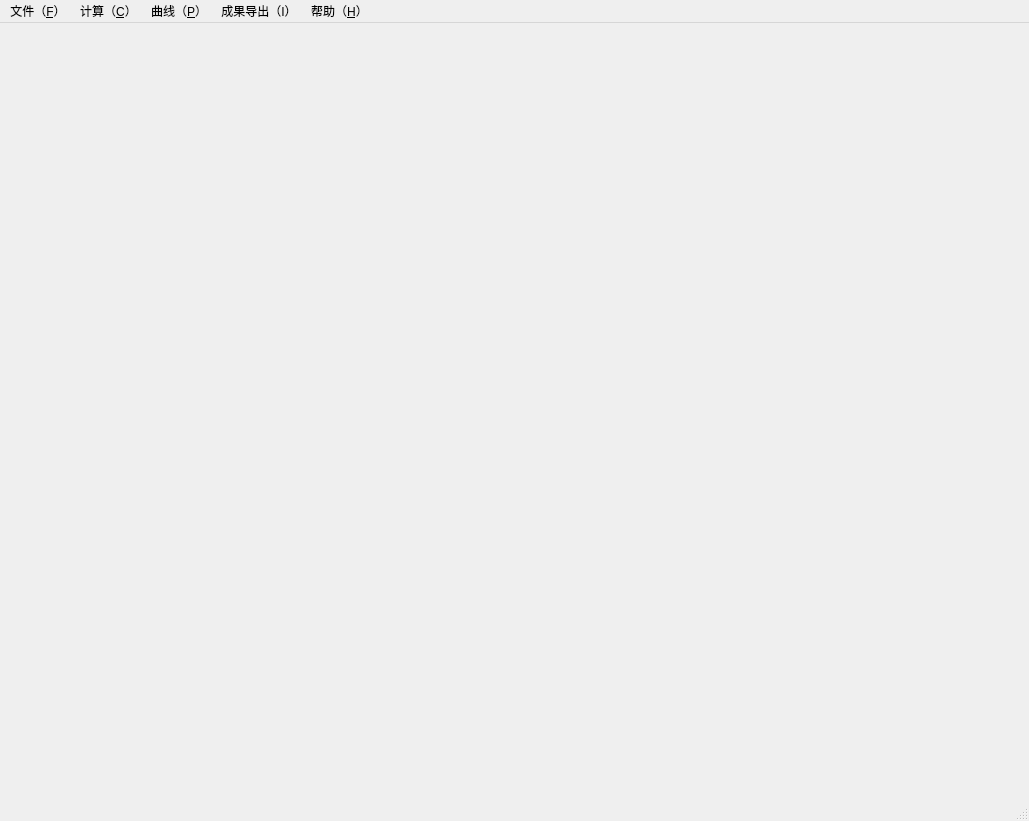
This is UI/main.ui in miketian2020/fracturing as Qt 5 draws it before an edit. The edited form follows.
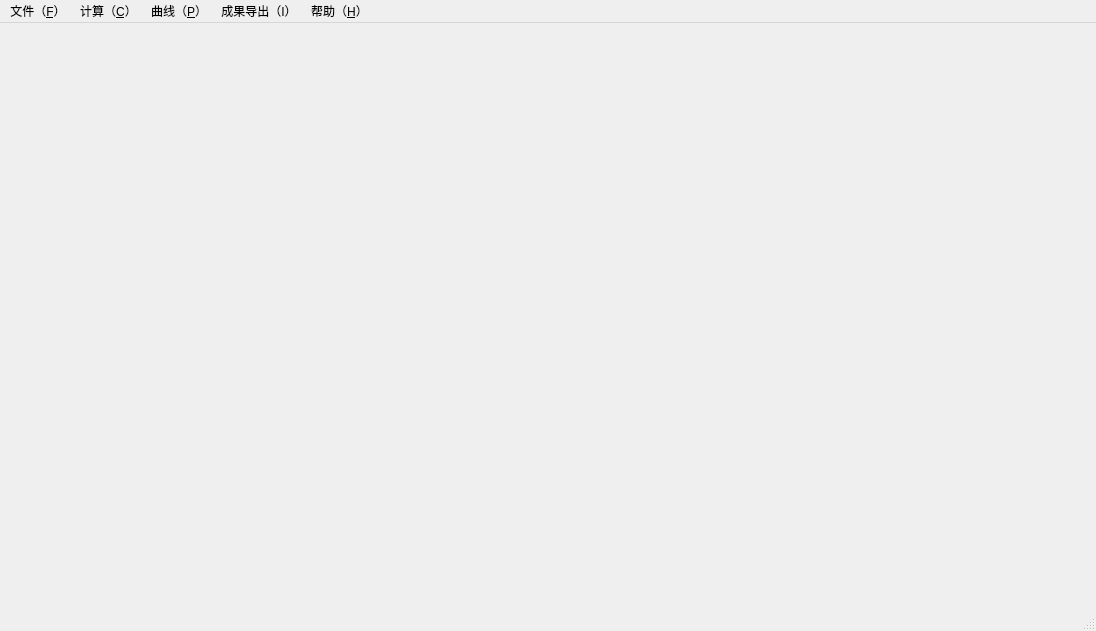
This is the edited form. Icons and pictures are not drawn.

Diff of the .ui file:
```diff
--- a/UI/main.ui
+++ b/UI/main.ui
@@ -6,20 +6,23 @@
    <rect>
     <x>0</x>
     <y>0</y>
-    <width>1029</width>
-    <height>821</height>
+    <width>1096</width>
+    <height>631</height>
    </rect>
   </property>
   <property name="windowTitle">
    <string>陆相页岩可压性评价软件-version1.0</string>
   </property>
+  <property name="styleSheet">
+   <string notr="true">background-image: url(:/picture/timg.jfif);</string>
+  </property>
   <widget class="QWidget" name="centralwidget"/>
   <widget class="QMenuBar" name="menubar">
    <property name="geometry">
     <rect>
      <x>0</x>
      <y>0</y>
-     <width>1029</width>
+     <width>1096</width>
      <height>23</height>
     </rect>
    </property>
```
Left out of the diff: 4 changed lines with no effect on the pictures.
